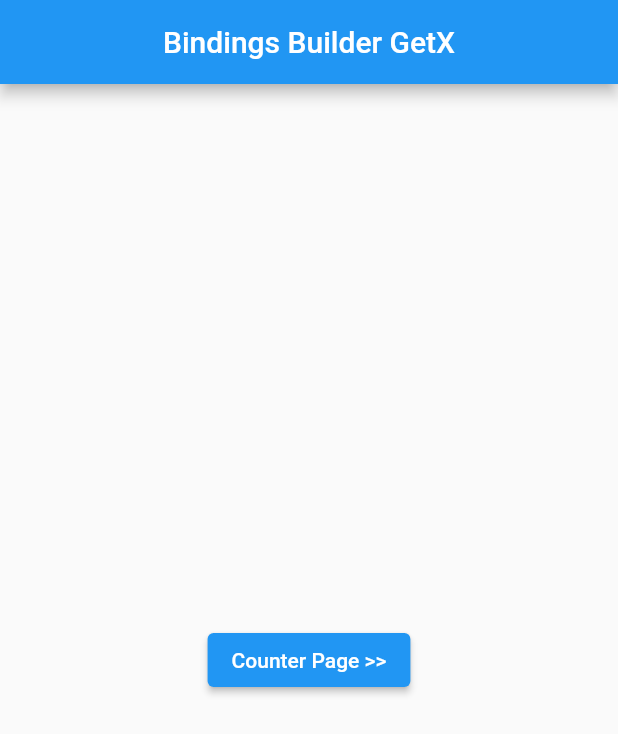
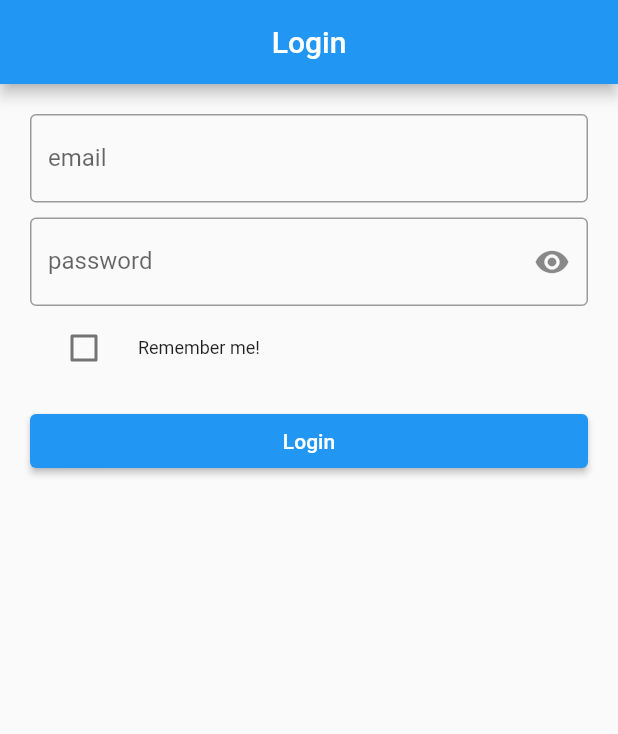
Before and after one commit to juragancode/belajar_getx, a Flutter app: the screen it shows after launch, on a phone screen of 412 x 824 dp. Shown: the top 734 px of the screen. Run offline on Flutter 3.47's test engine with Material 2 defaults, Android fonts, the phone set to English and light mode, and no system bars; our stand-ins replace get, get_storage.

Commit message:
GetStorage - login page

```diff
--- a/lib/bindings/counterBindings.dart
+++ /dev/null
@@ -1,10 +0,0 @@
-import 'package:get/get.dart';
-import '../controllers/counterControllers.dart';
-
-class CounterBindings extends Bindings {
-  @override
-  void dependencies() {
-    Get.lazyPut(() => CounterConroller());
-    // Get.put(CounterConroller());
-  }
-}
--- a/lib/controllers/counterControllers.dart
+++ /dev/null
@@ -1,8 +0,0 @@
-import 'package:get/get.dart';
-
-class CounterConroller extends GetxController {
-  RxInt data = 0.obs;
-
-  void increment() => data++;
-  void decrement() => data--;
-}
--- /dev/null
+++ b/lib/controllers/loginController.dart
@@ -0,0 +1,40 @@
+import 'package:flutter/cupertino.dart';
+import 'package:get/get.dart';
+import 'package:get_storage/get_storage.dart';
+
+class LoginController extends GetxController {
+  TextEditingController passC = TextEditingController();
+  TextEditingController emailC = TextEditingController();
+
+  RxBool isHiden = true.obs;
+  RxBool rememberMe = false.obs;
+
+  void login() async {
+    final box = GetStorage();
+    if (passC.text == "admin" && emailC.text == "admin@gmail.com") {
+      if (box.read("dataRememberMe") != null) {
+        box.remove("dataRememberMe");
+      }
+      if (rememberMe.isTrue) {
+        // save data email & password in local memory hp
+        box.write(
+          "dataRememberMe",
+          {
+            "password": passC.text,
+            "email": emailC.text,
+          },
+        );
+      }
+      Get.offAllNamed("/home");
+    } else {
+      Get.defaultDialog(
+        title: "Terjadi Kesalahan!",
+        middleText: "email & password salah!",
+      );
+    }
+  }
+
+  void logout() {
+    Get.offAllNamed("/login");
+  }
+}
--- a/lib/main.dart
+++ b/lib/main.dart
@@ -1,10 +1,11 @@
+import 'package:belajar_getx/pages/home.dart';
 import 'package:flutter/material.dart';
 import 'package:get/get.dart';
-import './pages/home.dart';
-import './pages/counter.dart';
-import 'bindings/counterBindings.dart';
+import 'pages/login.dart';
+import 'package:get_storage/get_storage.dart';
 
-void main() {
+void main() async {
+  await GetStorage.init();
   runApp(MyApp());
 }
 
@@ -15,17 +16,15 @@ class MyApp extends StatelessWidget {
   Widget build(BuildContext context) {
     return GetMaterialApp(
       debugShowCheckedModeBanner: false,
-      home: HomePage(),
-      // routes: {
-      //   "counter": (context) => CounterPage(),
-      // },
-      // initialBinding: BindingsBuilder.put(() => CounterConroller()),
+      home: LoginPage(),
       getPages: [
         GetPage(
-          name: "/counter",
-          page: () => CounterPage(),
-          binding: CounterBindings(),
-          // binding: BindingsBuilder.put(() => CounterConroller()),
+          name: "/login",
+          page: () => LoginPage(),
+        ),
+        GetPage(
+          name: "/home",
+          page: () => HomePage(),
         ),
       ],
     );
--- a/lib/pages/home.dart
+++ b/lib/pages/home.dart
@@ -1,22 +1,20 @@
 import 'package:flutter/material.dart';
 import 'package:get/get.dart';
+import '../controllers/loginController.dart';
 
 class HomePage extends StatelessWidget {
-  const HomePage({Key? key}) : super(key: key);
+  final LoginController loginC = Get.find();
 
   @override
   Widget build(BuildContext context) {
     return Scaffold(
       appBar: AppBar(
         centerTitle: true,
-        title: Text("Bindings Builder GetX"),
+        title: Text("Home"),
       ),
-      body: Center(
-        child: ElevatedButton(
-            // onPressed: () => Get.to(() => CounterPage(),
-            //     binding: BindingsBuilder.put(() => CounterConroller())),
-            onPressed: () => Get.toNamed("/counter"),
-            child: Text("Counter Page >>")),
+      floatingActionButton: FloatingActionButton(
+        onPressed: () => loginC.logout(),
+        child: Icon(Icons.logout),
       ),
     );
   }
--- /dev/null
+++ b/lib/pages/login.dart
@@ -0,0 +1,74 @@
+import 'package:flutter/material.dart';
+import 'package:get/get.dart';
+import '../controllers/loginController.dart';
+import 'package:get_storage/get_storage.dart';
+
+class LoginPage extends StatelessWidget {
+  final box = GetStorage();
+  final LoginController loginC = Get.put(LoginController());
+
+  @override
+  Widget build(BuildContext context) {
+    if (box.read("dataRememberMe") != null) {
+      loginC.rememberMe.value = true;
+      loginC.passC.text = box.read("dataRememberMe")["password"];
+      loginC.emailC.text = box.read("dataRememberMe")["email"];
+    }
+    return Scaffold(
+      appBar: AppBar(
+        centerTitle: true,
+        title: Text("Login"),
+      ),
+      body: ListView(
+        padding: EdgeInsets.all(20),
+        children: [
+          TextField(
+            controller: loginC.emailC,
+            textInputAction: TextInputAction.next,
+            keyboardType: TextInputType.emailAddress,
+            autocorrect: false,
+            decoration: InputDecoration(
+              labelText: "email",
+              border: OutlineInputBorder(
+                  // borderRadius: BorderRadius.circular(5),
+                  ),
+            ),
+          ),
+          SizedBox(height: 10),
+          Obx(
+            () => TextField(
+              controller: loginC.passC,
+              textInputAction: TextInputAction.done,
+              obscureText: loginC.isHiden.value,
+              autocorrect: false,
+              decoration: InputDecoration(
+                suffixIcon: IconButton(
+                  onPressed: () => loginC.isHiden.toggle(),
+                  icon: Icon(Icons.remove_red_eye),
+                ),
+                labelText: "password",
+                border: OutlineInputBorder(
+                    // borderRadius: BorderRadius.circular(5),
+                    ),
+              ),
+            ),
+          ),
+          Obx(() => CheckboxListTile(
+                controlAffinity: ListTileControlAffinity.leading,
+                value: loginC.rememberMe.value,
+                onChanged: (value) => loginC.rememberMe.toggle(),
+                title: Text(
+                  "Remember me!",
+                  style: TextStyle(fontSize: 12),
+                ),
+              )),
+          SizedBox(height: 10),
+          ElevatedButton(
+            onPressed: () => loginC.login(),
+            child: Text("Login"),
+          ),
+        ],
+      ),
+    );
+  }
+}
```
Also changed, not shown: lib/pages/counter.dart (deleted, +0 -48 lines).
